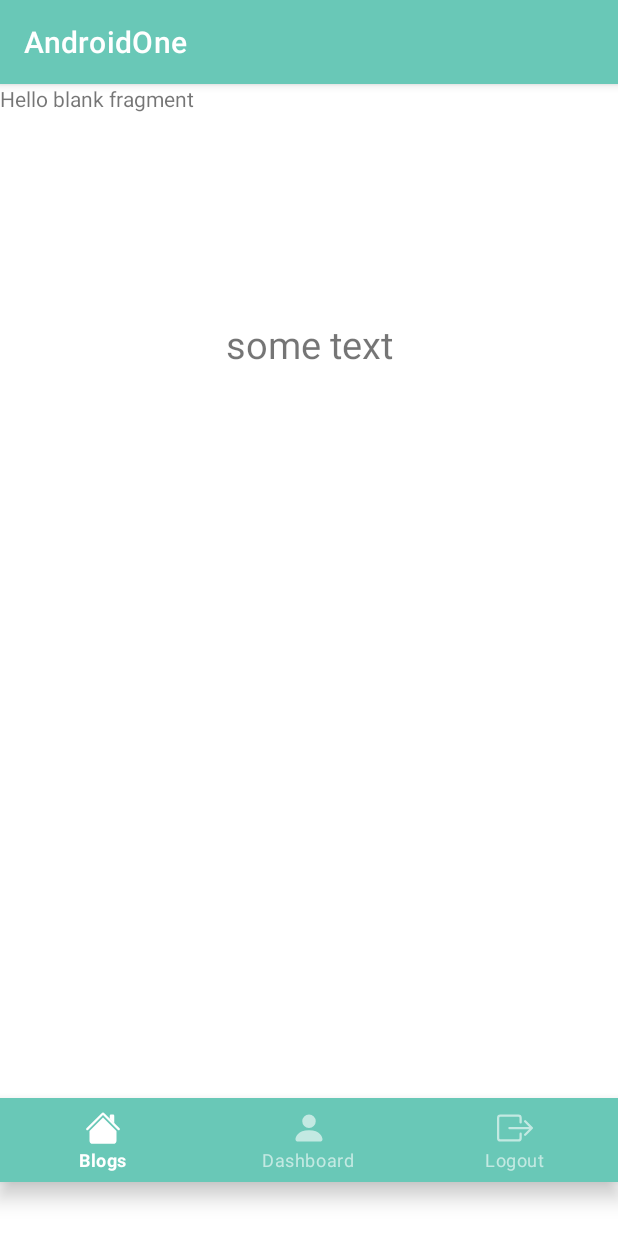
After one commit to ricdotnet/androidone, an Android app: the fragment DashboardFragment placed in its activity, on a phone screen of 412 x 824 dp. The commit adds this screen. Run offline under Robolectric (Android 15) with nearby library versions, the phone set to English and light mode, and no system bars.

Commit message:
* fragments; * icons; * bottom menu; * new activities;

```diff
--- a/app/src/main/AndroidManifest.xml
+++ b/app/src/main/AndroidManifest.xml
@@ -12,6 +12,9 @@
     android:supportsRtl="true"
     android:theme="@style/Theme.AndroidOne"
     android:usesCleartextTraffic="true">
+    <activity
+      android:name=".Views.BlogsActivity"
+      android:exported="false" />
     <activity
       android:name=".Views.RecoverPasswordActivity"
       android:exported="false" />
--- a/app/src/main/java/dev/ricr/androidone/Auth/LoginTask.java
+++ b/app/src/main/java/dev/ricr/androidone/Auth/LoginTask.java
@@ -13,7 +13,7 @@ public class LoginTask implements Executor {
 
   private void handleLogin(String username, String password, LoginActivity c) {
     String body = "{\"username\":\"" + username + "\", \"password\": \"" + password + "\" }";
-    HttpHandler http = new HttpHandler("http://10.0.2.2:4000/user/login", "POST", body);
+    HttpHandler http = new HttpHandler("http://10.0.2.2:4001/user/login", "POST", body);
 
     if (http.getErrorCode() == 200) {
       c.onLoginSuccess(http.getServerResponse());
--- /dev/null
+++ b/app/src/main/java/dev/ricr/androidone/Fragments/DashboardFragment.java
@@ -0,0 +1,66 @@
+package dev.ricr.androidone.Fragments;
+
+import android.os.Bundle;
+
+import androidx.fragment.app.Fragment;
+
+import android.view.LayoutInflater;
+import android.view.View;
+import android.view.ViewGroup;
+
+import dev.ricr.androidone.R;
+
+/**
+ * A simple {@link Fragment} subclass.
+ * Use the {@link DashboardFragment#newInstance} factory method to
+ * create an instance of this fragment.
+ */
+public class DashboardFragment extends Fragment {
+
+  // TODO: Rename parameter arguments, choose names that match
+  // the fragment initialization parameters, e.g. ARG_ITEM_NUMBER
+  private static final String ARG_PARAM1 = "param1";
+  private static final String ARG_PARAM2 = "param2";
+
+  // TODO: Rename and change types of parameters
+  private String mParam1;
+  private String mParam2;
+
+  public DashboardFragment() {
+    // Required empty public constructor
+  }
+
+  /**
+   * Use this factory method to create a new instance of
+   * this fragment using the provided parameters.
+   *
+   * @param param1 Parameter 1.
+   * @param param2 Parameter 2.
+   * @return A new instance of fragment DashboardFragment.
+   */
+  // TODO: Rename and change types and number of parameters
+  public static DashboardFragment newInstance(String param1, String param2) {
+    DashboardFragment fragment = new DashboardFragment();
+    Bundle args = new Bundle();
+    args.putString(ARG_PARAM1, param1);
+    args.putString(ARG_PARAM2, param2);
+    fragment.setArguments(args);
+    return fragment;
+  }
+
+  @Override
+  public void onCreate(Bundle savedInstanceState) {
+    super.onCreate(savedInstanceState);
+    if (getArguments() != null) {
+      mParam1 = getArguments().getString(ARG_PARAM1);
+      mParam2 = getArguments().getString(ARG_PARAM2);
+    }
+  }
+
+  @Override
+  public View onCreateView(LayoutInflater inflater, ViewGroup container,
+                           Bundle savedInstanceState) {
+    // Inflate the layout for this fragment
+    return inflater.inflate(R.layout.fragment_dashboard, container, false);
+  }
+}
--- a/app/src/main/java/dev/ricr/androidone/LoginActivity.java
+++ b/app/src/main/java/dev/ricr/androidone/LoginActivity.java
@@ -16,6 +16,7 @@ import com.google.android.material.snackbar.Snackbar;
 
 import dev.ricr.androidone.Auth.LoginTask;
 import dev.ricr.androidone.Helpers.InputHelper;
+import dev.ricr.androidone.Views.BlogsActivity;
 import dev.ricr.androidone.Views.DashboardActivity;
 import dev.ricr.androidone.Views.RecoverPasswordActivity;
 
@@ -75,7 +76,7 @@ public class LoginActivity extends AppCompatActivity {
 
   public void onLoginSuccess(String string) {
     Snackbar.make(getCurrentFocus(), "Logged with success", 5000).show();
-    Intent intent = new Intent(this, DashboardActivity.class);
+    Intent intent = new Intent(this, BlogsActivity.class);
 
     SharedPreferences userData = getSharedPreferences("userData", Context.MODE_PRIVATE);
     userData.edit().putString("username", usernameInput.getText().toString()).apply();
--- /dev/null
+++ b/app/src/main/java/dev/ricr/androidone/Views/BlogsActivity.java
@@ -0,0 +1,54 @@
+package dev.ricr.androidone.Views;
+
+import androidx.annotation.NonNull;
+import androidx.appcompat.app.AppCompatActivity;
+
+import android.content.Intent;
+import android.os.Bundle;
+import android.view.MenuItem;
+
+import com.google.android.material.bottomnavigation.BottomNavigationView;
+
+import dev.ricr.androidone.Fragments.DashboardFragment;
+import dev.ricr.androidone.R;
+
+public class BlogsActivity extends AppCompatActivity implements BottomNavigationView.OnNavigationItemSelectedListener {
+
+  BottomNavigationView bottomNavigationView;
+
+  @Override
+  protected void onCreate(Bundle savedInstanceState) {
+    super.onCreate(savedInstanceState);
+    setContentView(R.layout.activity_blogs);
+
+    bottomNavigationView = findViewById(R.id.bottom_navigation);
+
+    bottomNavigationView.setOnNavigationItemSelectedListener(this);
+//    bottomNavigationView.setSelectedItemId(R.id.activity_blogs);
+  }
+
+  DashboardFragment dashboardFragment = new DashboardFragment();
+
+  @Override
+  public boolean onNavigationItemSelected(@NonNull MenuItem item) {
+    if (item.getItemId() == R.id.menu_blogs) {
+//      System.out.println("going to blogs page");
+      Intent intent = new Intent(this, BlogsActivity.class);
+      startActivity(intent);
+      return true;
+    }
+
+    if (item.getItemId() == R.id.menu_dashboard) {
+      getSupportFragmentManager().beginTransaction().replace(R.id.container, dashboardFragment).commit();
+      return false;
+    }
+
+    if (item.getItemId() == R.id.menu_logout) {
+      System.out.println("logging out");
+//      bottomNavigationView.setSelectedItemId(R.id.menu_logout);
+      return false;
+    }
+
+    return false;
+  }
+}
--- a/app/src/main/java/dev/ricr/androidone/Views/DashboardActivity.java
+++ b/app/src/main/java/dev/ricr/androidone/Views/DashboardActivity.java
@@ -1,12 +1,16 @@
 package dev.ricr.androidone.Views;
 
+import androidx.annotation.NonNull;
 import androidx.appcompat.app.AppCompatActivity;
 
 import android.content.Context;
 import android.content.Intent;
 import android.content.SharedPreferences;
 import android.os.Bundle;
+import android.view.MenuItem;
 import android.widget.TextView;
+
+import com.google.android.material.bottomnavigation.BottomNavigationView;
 
 import dev.ricr.androidone.LoginActivity;
 import dev.ricr.androidone.R;
--- /dev/null
+++ b/app/src/main/res/drawable/menu_dashboard.xml
@@ -0,0 +1,4 @@
+<vector android:height="20dp" android:viewportHeight="16"
+    android:viewportWidth="16" android:width="20dp" xmlns:android="http://schemas.android.com/apk/res/android">
+    <path android:fillColor="#FF000000" android:pathData="M3,14s-1,0 -1,-1 1,-4 6,-4 6,3 6,4 -1,1 -1,1L3,14zM8,8a3,3 0,1 0,0 -6,3 3,0 0,0 0,6z"/>
+</vector>
--- /dev/null
+++ b/app/src/main/res/drawable/menu_home.xml
@@ -0,0 +1,5 @@
+<vector android:height="20dp" android:viewportHeight="16"
+    android:viewportWidth="16" android:width="20dp" xmlns:android="http://schemas.android.com/apk/res/android">
+    <path android:fillColor="#FF000000" android:fillType="evenOdd" android:pathData="m8,3.293 l6,6L14,13.5a1.5,1.5 0,0 1,-1.5 1.5h-9A1.5,1.5 0,0 1,2 13.5L2,9.293l6,-6zM13,2.5L13,6l-2,-2L11,2.5a0.5,0.5 0,0 1,0.5 -0.5h1a0.5,0.5 0,0 1,0.5 0.5z"/>
+    <path android:fillColor="#FF000000" android:fillType="evenOdd" android:pathData="M7.293,1.5a1,1 0,0 1,1.414 0l6.647,6.646a0.5,0.5 0,0 1,-0.708 0.708L8,2.207 1.354,8.854a0.5,0.5 0,1 1,-0.708 -0.708L7.293,1.5z"/>
+</vector>
--- /dev/null
+++ b/app/src/main/res/drawable/menu_logout.xml
@@ -0,0 +1,14 @@
+<vector xmlns:android="http://schemas.android.com/apk/res/android"
+    android:width="16dp"
+    android:height="16dp"
+    android:viewportWidth="16"
+    android:viewportHeight="16">
+  <path
+      android:pathData="M10,12.5a0.5,0.5 0,0 1,-0.5 0.5h-8a0.5,0.5 0,0 1,-0.5 -0.5v-9a0.5,0.5 0,0 1,0.5 -0.5h8a0.5,0.5 0,0 1,0.5 0.5v2a0.5,0.5 0,0 0,1 0v-2A1.5,1.5 0,0 0,9.5 2h-8A1.5,1.5 0,0 0,0 3.5v9A1.5,1.5 0,0 0,1.5 14h8a1.5,1.5 0,0 0,1.5 -1.5v-2a0.5,0.5 0,0 0,-1 0v2z"
+      android:fillColor="#FF000000"
+      android:fillType="evenOdd"/>
+  <path
+      android:pathData="M15.854,8.354a0.5,0.5 0,0 0,0 -0.708l-3,-3a0.5,0.5 0,0 0,-0.708 0.708L14.293,7.5H5.5a0.5,0.5 0,0 0,0 1h8.793l-2.147,2.146a0.5,0.5 0,0 0,0.708 0.708l3,-3z"
+      android:fillColor="#FF000000"
+      android:fillType="evenOdd"/>
+</vector>
--- /dev/null
+++ b/app/src/main/res/layout/activity_blogs.xml
@@ -0,0 +1,44 @@
+<?xml version="1.0" encoding="utf-8"?>
+<androidx.constraintlayout.widget.ConstraintLayout xmlns:android="http://schemas.android.com/apk/res/android"
+  xmlns:app="http://schemas.android.com/apk/res-auto"
+  xmlns:tools="http://schemas.android.com/tools"
+  android:id="@+id/activity_blogs"
+  android:layout_width="match_parent"
+  android:layout_height="match_parent"
+  android:accessibilityPaneTitle="Blogs"
+  tools:context=".Views.BlogsActivity">
+
+  <FrameLayout
+    android:id="@+id/container"
+    android:layout_width="match_parent"
+    android:layout_height="0dp"
+    app:layout_constraintBottom_toTopOf="@+id/bottom_navigation"
+    app:layout_constraintEnd_toEndOf="parent"
+    app:layout_constraintHorizontal_bias="0.5"
+    app:layout_constraintStart_toStartOf="parent"
+    app:layout_constraintTop_toTopOf="parent" />
+
+  <TextView
+    android:id="@+id/some_text"
+    android:layout_width="wrap_content"
+    android:layout_height="wrap_content"
+    android:layout_marginTop="156dp"
+    android:text="some text"
+    android:textSize="25dp"
+    app:layout_constraintEnd_toEndOf="parent"
+    app:layout_constraintStart_toStartOf="parent"
+    app:layout_constraintTop_toTopOf="parent" />
+
+  <com.google.android.material.bottomnavigation.BottomNavigationView
+    android:id="@+id/bottom_navigation"
+    style="@style/Widget.MaterialComponents.BottomNavigationView.Colored"
+    android:layout_width="match_parent"
+    android:layout_height="wrap_content"
+    android:layout_alignParentBottom="true"
+    android:layout_marginTop="676dp"
+    app:layout_constraintTop_toTopOf="parent"
+    app:menu="@menu/bottom_navigation_menu"
+    tools:ignore="MissingConstraints"
+    tools:layout_editor_absoluteX="16dp" />
+
+</androidx.constraintlayout.widget.ConstraintLayout>
--- a/app/src/main/res/layout/activity_dashboard.xml
+++ b/app/src/main/res/layout/activity_dashboard.xml
@@ -2,6 +2,7 @@
 <androidx.constraintlayout.widget.ConstraintLayout xmlns:android="http://schemas.android.com/apk/res/android"
   xmlns:app="http://schemas.android.com/apk/res-auto"
   xmlns:tools="http://schemas.android.com/tools"
+  android:id="@id/activity_dashboard"
   android:layout_width="match_parent"
   android:layout_height="match_parent"
   tools:context=".Views.DashboardActivity">
--- /dev/null
+++ b/app/src/main/res/layout/fragment_dashboard.xml
@@ -0,0 +1,14 @@
+<?xml version="1.0" encoding="utf-8"?>
+<FrameLayout xmlns:android="http://schemas.android.com/apk/res/android"
+  xmlns:tools="http://schemas.android.com/tools"
+  android:layout_width="match_parent"
+  android:layout_height="match_parent"
+  tools:context=".Fragments.DashboardFragment">
+
+  <!-- TODO: Update blank fragment layout -->
+  <TextView
+    android:layout_width="match_parent"
+    android:layout_height="match_parent"
+    android:text="@string/hello_blank_fragment" />
+
+</FrameLayout>
--- /dev/null
+++ b/app/src/main/res/menu/bottom_navigation_menu.xml
@@ -0,0 +1,18 @@
+<?xml version="1.0" encoding="utf-8"?>
+<menu xmlns:android="http://schemas.android.com/apk/res/android">
+  <item
+    android:id="@+id/menu_blogs"
+    android:enabled="true"
+    android:icon="@drawable/menu_home"
+    android:title="@string/menu_blogs" />
+  <item
+    android:id="@+id/menu_dashboard"
+    android:enabled="true"
+    android:icon="@drawable/menu_dashboard"
+    android:title="@string/menu_dashboard" />
+  <item
+    android:id="@+id/menu_logout"
+    android:enabled="true"
+    android:icon="@drawable/menu_logout"
+    android:title="@string/menu_logout" />
+</menu>
--- a/app/src/main/res/values/strings.xml
+++ b/app/src/main/res/values/strings.xml
@@ -14,18 +14,12 @@
   <string name="register_password_hint">Password</string>
   <string name="register_email_hint">Email</string>
   <string name="login_link">Login</string>
+
+  <!-- Bottom Menu -->
+  <string name="menu_blogs">Blogs</string>
+  <string name="menu_dashboard">Dashboard</string>
+  <string name="menu_logout">Logout</string>
   <!-- TODO: Remove or change this placeholder text -->
   <string name="hello_blank_fragment">Hello blank fragment</string>
-  <string name="dummy_button">Dummy Button</string>
-  <string name="dummy_content">DUMMY\nCONTENT</string>
-  <string name="title_activity_recover_password">RecoverPasswordActivity</string>
-  <!-- Strings used for fragments for navigation -->
-  <string name="first_fragment_label">First Fragment</string>
-  <string name="second_fragment_label">Second Fragment</string>
-  <string name="next">Next</string>
-  <string name="previous">Previous</string>
-
-  <string name="hello_first_fragment">Hello first fragment</string>
-  <string name="hello_second_fragment">Hello second fragment. Arg: %1$s</string>
 
 </resources>
```
Also changed, not shown: app/src/main/java/dev/ricr/androidone/Auth/RegisterTask.java (+7 -3 lines), app/src/main/java/dev/ricr/androidone/RegisterActivity.java (+4 -4 lines), app/src/main/res/layout/activity_login.xml (+0 -12 lines), app/src/main/res/navigation/nav_graph.xml (+19 -19 lines).
